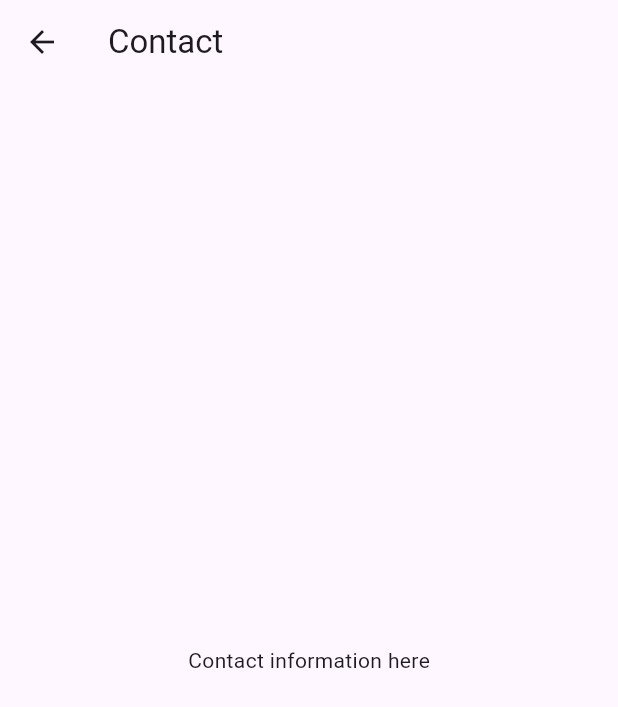
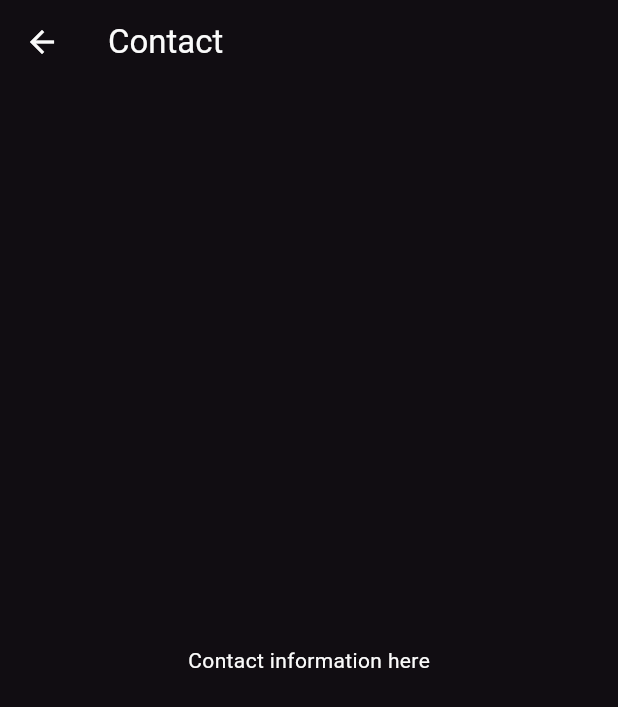
Before and after one commit to malam-zero/malam_portfolio, a Flutter app: the ContactPage screen opened directly, on a phone screen of 412 x 824 dp. Shown: the top 707 px of the screen. Run offline on Flutter 3.47's test engine with Material 3 defaults, Android fonts, the phone set to English and light mode, and no system bars.

Commit message:
Add localization support and improve theme management; refactor app structure

```diff
--- a/lib/l10n/app_bn.arb
+++ b/lib/l10n/app_bn.arb
@@ -1,4 +1,5 @@
 {
+  "@@locale": "bn",
   "home": "হোম",
   "about": "আমার সম্পর্কে",
   "nav_skills_projects": "দক্ষতা ও প্রকল্প",
--- /dev/null
+++ b/lib/utils/app_colors.dart
@@ -0,0 +1,18 @@
+import 'package:flutter/material.dart';
+
+class AppColors {
+  static const primaryColor = Color(0xff561895);
+  static const darkBackgroundColor = Color.fromRGBO(17, 13, 18, 1);
+  static const gray = MaterialColor(100, {
+    100: Color(0xffFBFBFB),
+    200: Color(0xffE2E2E2),
+    300: Color(0xffC9C9C9),
+    400: Color(0xffB0B0B0),
+    500: Color(0xff979797),
+    600: Color(0xff7E7E7E),
+    700: Color(0xff646464),
+    800: Color(0xff333333),
+    850: Color(0xff131313),
+    900: Color(0xff110D12),
+  });
+}
--- /dev/null
+++ b/lib/utils/app_theme.dart
@@ -0,0 +1,15 @@
+import 'package:flutter/material.dart';
+import 'package:malam_portfolio/utils/app_colors.dart';
+
+class AppTheme {
+  static ThemeData get dark => ThemeData(
+    useMaterial3: true,
+    scaffoldBackgroundColor: AppColors.darkBackgroundColor,
+    appBarTheme: AppBarTheme(backgroundColor: AppColors.gray[900]),
+    colorScheme: ColorScheme.dark(
+      primary: AppColors.primaryColor,
+      surface: AppColors.darkBackgroundColor,
+      onSurface: AppColors.gray[100]!,
+    ),
+  );
+}
```
Also changed, not shown: lib/l10n/app_en.arb (+7 -1 lines), lib/main.dart (+9 -5 lines), lib/utils/app_size.dart (added, +24 -0 lines), lib/utils/extensions.dart (+11 -0 lines), lib/widgets/my_appbar.dart (+12 -2 lines).
